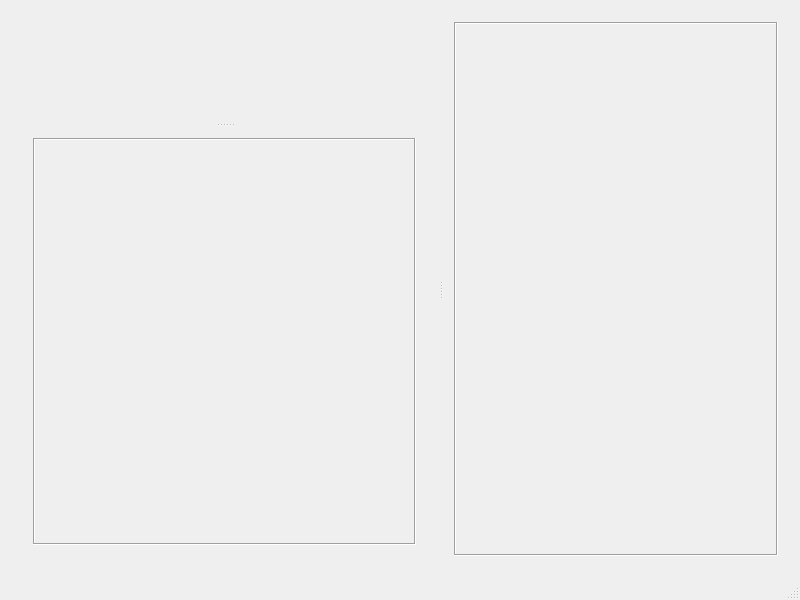
Old version of the form gui/ui/MainWindow.ui in the repository wulf97/CVVEditor.
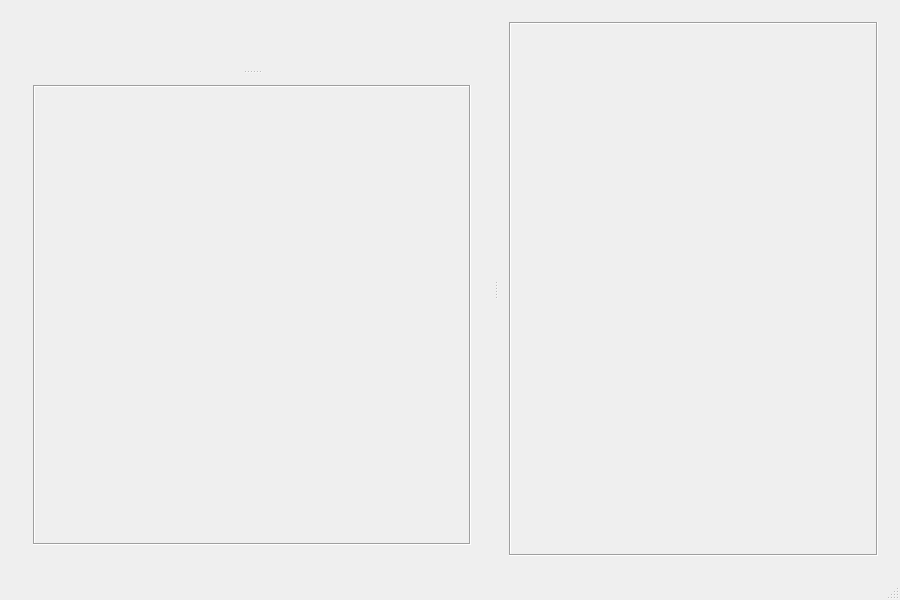
New version of the form.

What changed in the file:
```diff
--- a/gui/ui/MainWindow.ui
+++ b/gui/ui/MainWindow.ui
@@ -6,7 +6,7 @@
    <rect>
     <x>0</x>
     <y>0</y>
-    <width>800</width>
+    <width>900</width>
     <height>600</height>
    </rect>
   </property>
@@ -74,7 +74,7 @@
                  <property name="minimumSize">
                   <size>
                    <width>0</width>
-                   <height>0</height>
+                   <height>200</height>
                   </size>
                  </property>
                  <property name="frameShape">
@@ -91,8 +91,8 @@
                    <rect>
                     <x>0</x>
                     <y>0</y>
-                    <width>386</width>
-                    <height>522</height>
+                    <width>436</width>
+                    <height>512</height>
                    </rect>
                   </property>
                   <layout class="QVBoxLayout" name="verticalLayout">
@@ -168,7 +168,7 @@
             <rect>
              <x>0</x>
              <y>0</y>
-             <width>377</width>
+             <width>427</width>
              <height>532</height>
             </rect>
            </property>
```
Left out of the diff: 2 changed lines with no effect on the pictures.
